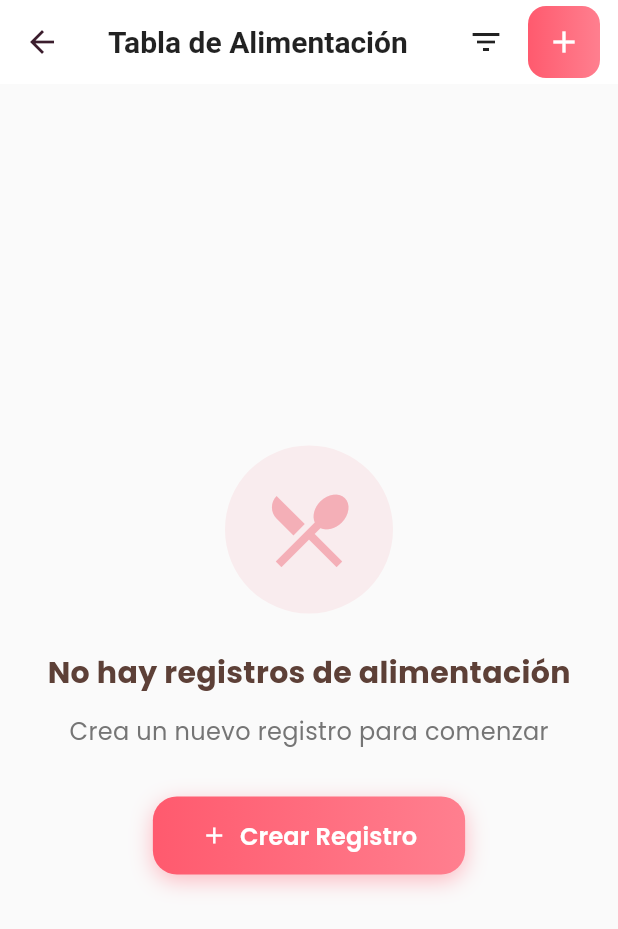
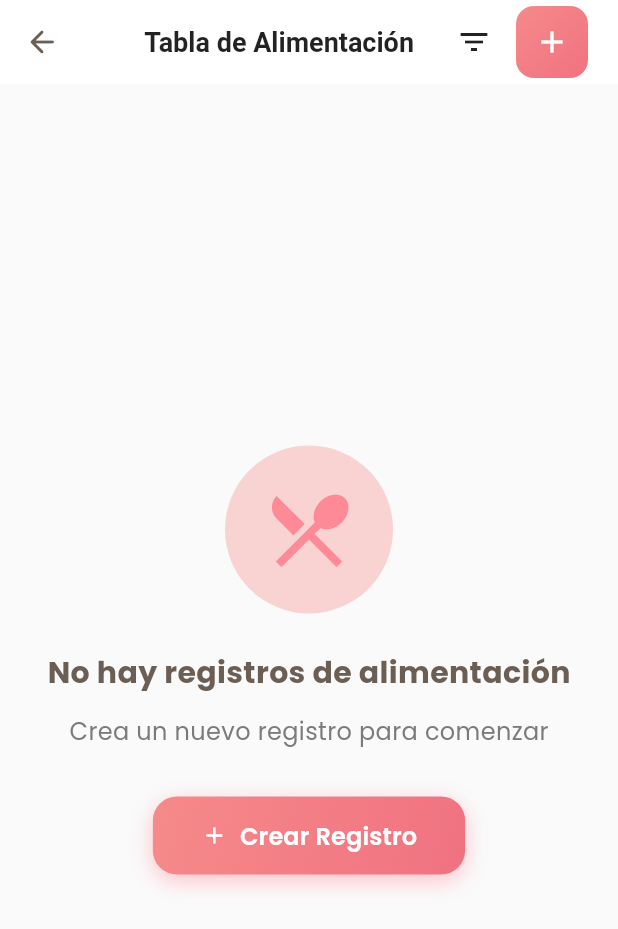
Before and after one commit to porkappfarm-alt/porkapp, a Flutter app: the FeedingManagementView screen opened directly, on a phone screen of 412 x 824 dp. Shown: the top 929 px of the screen. Run offline on Flutter 3.47's test engine with Material 3 defaults, Android fonts, the phone set to English and light mode, and no system bars; our stand-ins replace connectivity_plus, dartz, fl_chart, flutter_dotenv, flutter_riverpod, flutter_slidable and 7 more; accounts and stored records are empty; generated files the repository leaves out were written again.

```diff
--- a/lib/features/feeding/presentation/views/feeding_management_view.dart
+++ b/lib/features/feeding/presentation/views/feeding_management_view.dart
@@ -1,9 +1,11 @@
 import 'package:flutter/material.dart';
 import 'package:flutter_riverpod/flutter_riverpod.dart';
+import 'package:porkapp/core/widgets/standard_app_bar.dart';
 import 'package:porkapp/features/feeding/domain/feeding_schedule.dart';
 import 'package:porkapp/features/feeding/providers/feeding_schedule_provider.dart';
 import 'package:porkapp/features/feeding/presentation/widgets/feeding_schedule_card.dart';
 import 'package:porkapp/features/feeding/presentation/widgets/feeding_schedule_form.dart';
+import 'package:porkapp/shared/design/colors.dart';
 
 class FeedingManagementView extends ConsumerStatefulWidget {
   const FeedingManagementView({super.key});
@@ -23,25 +25,16 @@ class _FeedingManagementViewState extends ConsumerState<FeedingManagementView> {
         : ref.watch(feedingScheduleByTypeProvider(_filterType));
 
     return Scaffold(
-      backgroundColor: Colors.grey[50],
-      appBar: AppBar(
-        title: const Text(
-          'Tabla de Alimentación',
-          style: TextStyle(
-            fontSize: 20,
-            fontWeight: FontWeight.w600,
-            color: Colors.black87,
-          ),
-        ),
-        backgroundColor: Colors.white,
-        elevation: 0,
+      backgroundColor: PorkAppColors.background,
+      appBar: StandardAppBar(
+        title: 'Tabla de Alimentación',
         actions: [
           // Filtro por tipo
           PopupMenuButton<FeedType?>(
             icon: Icon(
               Icons.filter_list,
               color: _filterType != null
-                  ? const Color(0xFF6B0338)
+                  ? PorkAppColors.primary
                   : Colors.black87,
             ),
             onSelected: (value) {
@@ -62,9 +55,7 @@ class _FeedingManagementViewState extends ConsumerState<FeedingManagementView> {
           Container(
             margin: const EdgeInsets.only(right: 12, left: 4),
             decoration: BoxDecoration(
-              gradient: const LinearGradient(
-                colors: [Color(0xFFFF5A6E), Color(0xFFFF7F8F)],
-              ),
+              gradient: PorkAppColors.gradientPrimary,
               borderRadius: BorderRadius.circular(12),
             ),
             child: IconButton(
@@ -107,7 +98,7 @@ class _FeedingManagementViewState extends ConsumerState<FeedingManagementView> {
           },
           loading: () => const Center(
             child: CircularProgressIndicator(
-              color: Color(0xFF6B0338),
+              color: PorkAppColors.primary,
             ),
           ),
           error: (error, stack) => Center(
@@ -117,7 +108,7 @@ class _FeedingManagementViewState extends ConsumerState<FeedingManagementView> {
                 const Icon(
                   Icons.error_outline,
                   size: 64,
-                  color: Color(0xFFE53935),
+                  color: PorkAppColors.error,
                 ),
                 const SizedBox(height: 16),
                 Text(
@@ -140,7 +131,7 @@ class _FeedingManagementViewState extends ConsumerState<FeedingManagementView> {
                     ref.invalidate(feedingScheduleListProvider);
                   },
                   style: ElevatedButton.styleFrom(
-                    backgroundColor: const Color(0xFF6B0338),
+                    backgroundColor: PorkAppColors.primary,
                   ),
                   child: const Text('Reintentar'),
                 ),
@@ -160,13 +151,13 @@ class _FeedingManagementViewState extends ConsumerState<FeedingManagementView> {
           Container(
             padding: const EdgeInsets.all(24),
             decoration: BoxDecoration(
-              color: const Color(0xFFF07281).withOpacity(0.1),
+              color: PorkAppColors.buttonSecondary,
               shape: BoxShape.circle,
             ),
             child: Icon(
               Icons.restaurant_menu,
               size: 64,
-              color: const Color(0xFFF07281).withOpacity(0.5),
+              color: PorkAppColors.primary.withOpacity(0.6),
             ),
           ),
           const SizedBox(height: 24),
@@ -175,7 +166,7 @@ class _FeedingManagementViewState extends ConsumerState<FeedingManagementView> {
             style: TextStyle(
               fontSize: 20,
               fontWeight: FontWeight.bold,
-              color: Color(0xFF5D4037),
+              color: PorkAppColors.titleText,
             ),
           ),
           const SizedBox(height: 12),
@@ -183,19 +174,17 @@ class _FeedingManagementViewState extends ConsumerState<FeedingManagementView> {
             'Crea un nuevo registro para comenzar',
             style: TextStyle(
               fontSize: 16,
-              color: Colors.grey[600],
+              color: PorkAppColors.secondaryText,
             ),
           ),
           const SizedBox(height: 32),
           Container(
             decoration: BoxDecoration(
-              gradient: const LinearGradient(
-                colors: [Color(0xFFFF5A6E), Color(0xFFFF7F8F)],
-              ),
+              gradient: PorkAppColors.gradientPrimary,
               borderRadius: BorderRadius.circular(16),
               boxShadow: [
                 BoxShadow(
-                  color: const Color(0xFFFF5A6E).withOpacity(0.4),
+                  color: PorkAppColors.primary.withOpacity(0.35),
                   blurRadius: 12,
                   offset: const Offset(0, 4),
                 ),
--- a/lib/features/feeding/presentation/widgets/feeding_schedule_card.dart
+++ b/lib/features/feeding/presentation/widgets/feeding_schedule_card.dart
@@ -1,5 +1,6 @@
 import 'package:flutter/material.dart';
 import 'package:porkapp/features/feeding/domain/feeding_schedule.dart';
+import 'package:porkapp/shared/design/colors.dart';
 
 /// Card para mostrar un registro de alimentación
 class FeedingScheduleCard extends StatelessWidget {
@@ -304,7 +305,7 @@ class FeedingScheduleCard extends StatelessWidget {
   Color _getFeedTypeColor(FeedType type) {
     switch (type) {
       case FeedType.preStarter:
-        return const Color(0xFF6B0338);
+        return PorkAppColors.secondary;
       case FeedType.starter:
         return const Color(0xFF8B1548);
       case FeedType.grower:
--- a/lib/features/users/presentation/views/user_management_view.dart
+++ b/lib/features/users/presentation/views/user_management_view.dart
@@ -37,7 +37,6 @@ class _UserManagementViewState extends ConsumerState<UserManagementView> {
       backgroundColor: const Color(0xFFFAFAFA),
       appBar: StandardAppBar(
         title: 'Gestión de Usuarios',
-        automaticallyImplyLeading: false,
         actions: [
           // Filtro por rol
           PopupMenuButton<String?>(
```
Also changed, not shown: imagenes/logo.png (added).
